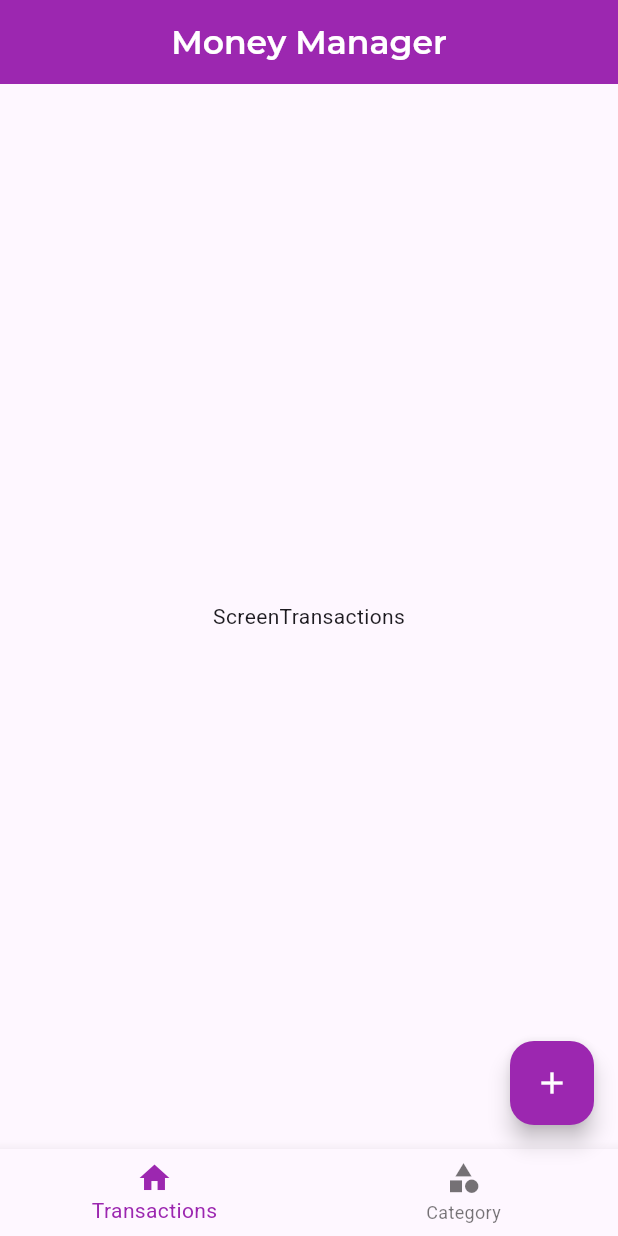
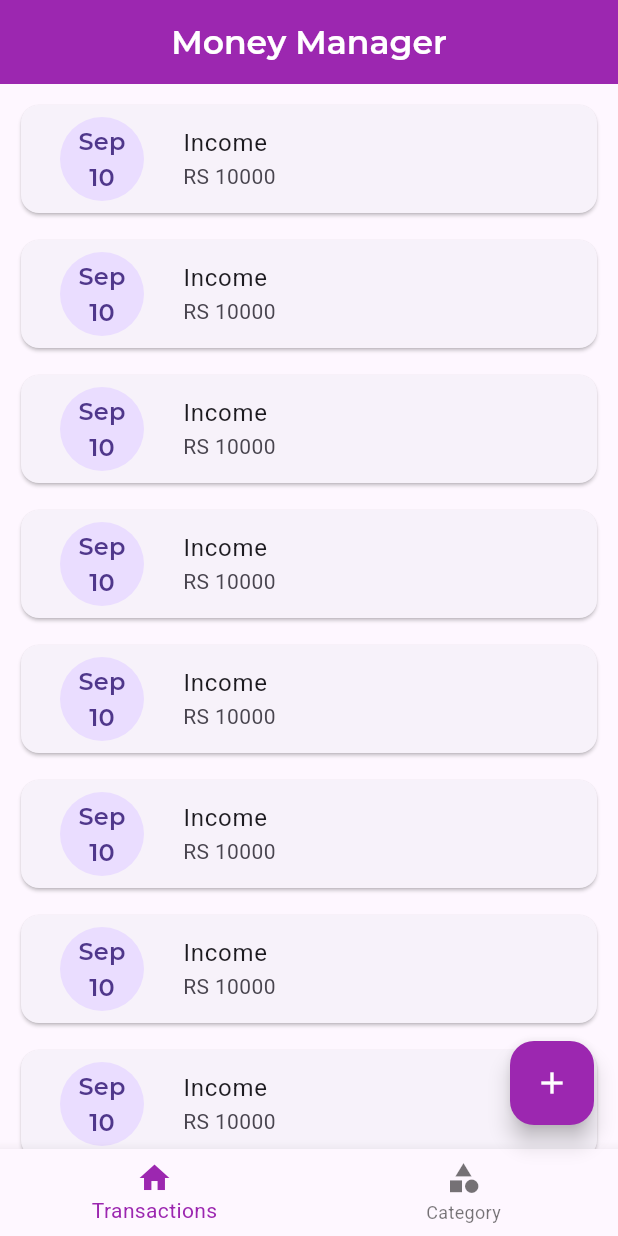
Before and after one commit to Ananduudayan180/Money-Manager-App, a Flutter app: the screen it shows after launch, on a phone screen of 412 x 824 dp. Run offline on Flutter 3.47's test engine with Material 3 defaults, Android fonts, the phone set to English and light mode, and no system bars.

Commit message:
Build UI for transaction list and category tabs (income/expense)

```diff
--- a/lib/Screens/transactions/screen_transactions.dart
+++ b/lib/Screens/transactions/screen_transactions.dart
@@ -5,8 +5,28 @@ class ScreenTransactions extends StatelessWidget {
 
   @override
   Widget build(BuildContext context) {
-    return Center(
-      child: Text('ScreenTransactions', style: TextStyle(fontFamily: 'Roboto')),
+    return ListView.separated(
+      padding: EdgeInsets.all(10),
+      itemBuilder: (ctx, index) {
+        return Card(
+          child: ListTile(
+            leading: CircleAvatar(
+              radius: 38,
+              child: Text(
+                'Sep\n10',
+                textAlign: TextAlign.center,
+                style: TextStyle(fontFamily: 'Montserrat'),
+              ),
+            ),
+            title: Text('Income'),
+            subtitle: Text('RS 10000'),
+          ),
+        );
+      },
+      separatorBuilder: (ctx, index) {
+        return SizedBox(height: 10);
+      },
+      itemCount: 30,
     );
   }
 }
```
Also changed, not shown: lib/Screens/category/list/expense_list.dart (added, +25 -0 lines), lib/Screens/category/list/income_list.dart (added, +25 -0 lines), lib/Screens/category/screen_categotry.dart (+15 -2 lines).
